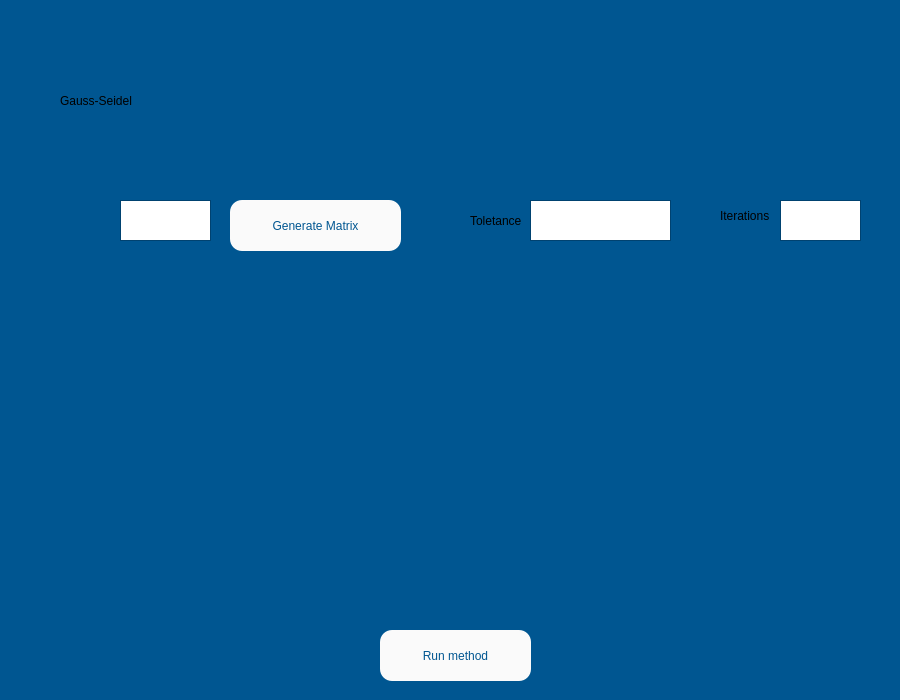
Old version of the form Designer/gauss_seidel_window.ui in the repository ManuelG28/Numerikiando.
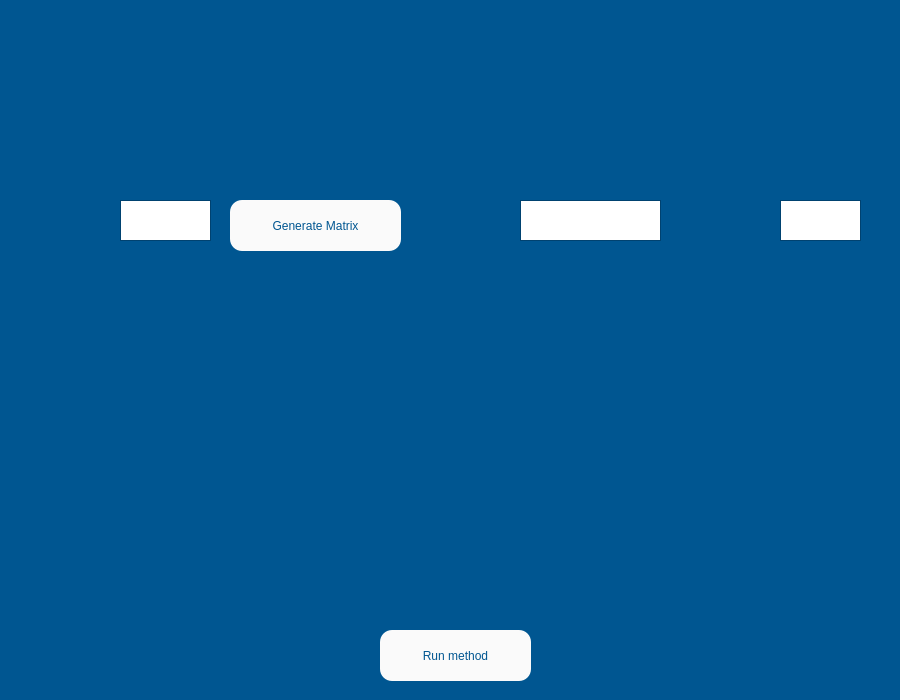
New version of the form. Icons and pictures are not drawn.

Commit message: Valeria Images

```diff
--- a/Designer/gauss_seidel_window.ui
+++ b/Designer/gauss_seidel_window.ui
@@ -102,13 +102,13 @@
     <string notr="true"/>
    </property>
    <property name="text">
-    <string>Gauss-Seidel</string>
+    <string/>
    </property>
   </widget>
   <widget class="QLabel" name="label_5">
    <property name="geometry">
     <rect>
-     <x>30</x>
+     <x>50</x>
      <y>200</y>
      <width>81</width>
      <height>41</height>
@@ -179,7 +179,7 @@
   <widget class="QTextEdit" name="t_input">
    <property name="geometry">
     <rect>
-     <x>530</x>
+     <x>520</x>
      <y>200</y>
      <width>141</width>
      <height>41</height>
@@ -195,13 +195,16 @@
    <property name="geometry">
     <rect>
      <x>470</x>
-     <y>210</y>
-     <width>61</width>
-     <height>21</height>
+     <y>200</y>
+     <width>71</width>
+     <height>41</height>
     </rect>
    </property>
+   <property name="styleSheet">
+    <string notr="true">image: url(:/images/t.png);</string>
+   </property>
    <property name="text">
-    <string>Toletance</string>
+    <string/>
    </property>
   </widget>
   <widget class="QTextEdit" name="iter_input">
@@ -222,14 +225,17 @@
   <widget class="QLabel" name="label_3">
    <property name="geometry">
     <rect>
-     <x>720</x>
+     <x>710</x>
      <y>200</y>
-     <width>51</width>
-     <height>31</height>
+     <width>71</width>
+     <height>41</height>
     </rect>
    </property>
+   <property name="styleSheet">
+    <string notr="true">image: url(:/images/nmax.png);</string>
+   </property>
    <property name="text">
-    <string>Iterations</string>
+    <string/>
    </property>
   </widget>
  </widget>
```
Left out of the diff: 2 changed lines with no effect on the pictures. The commit also changes 11 other files.
